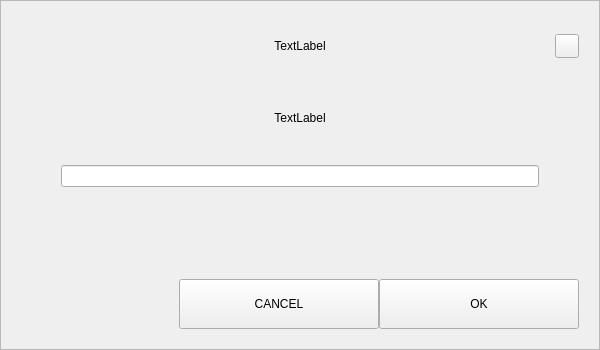
The window that src/qt/pwrb/forms/addnewcontactdialog.ui (PWRB-Project/PWRB) describes before a commit, drawn with Qt 5.
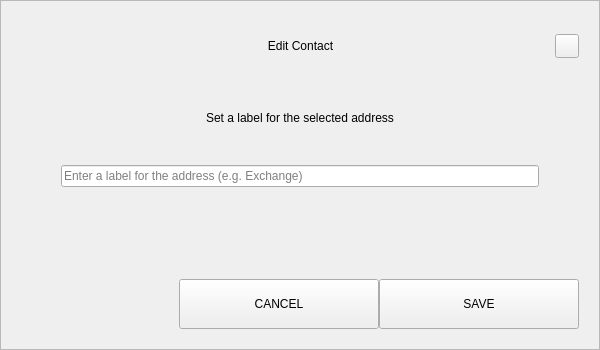
The same window after the commit.

```diff
--- a/src/qt/pwrb/forms/addnewcontactdialog.ui
+++ b/src/qt/pwrb/forms/addnewcontactdialog.ui
@@ -89,7 +89,7 @@
            <string notr="true">padding-left:24px;</string>
           </property>
           <property name="text">
-           <string>TextLabel</string>
+           <string>Edit Contact</string>
           </property>
           <property name="alignment">
            <set>Qt::AlignCenter</set>
@@ -166,7 +166,7 @@
         <item>
          <widget class="QLabel" name="labelMessage">
           <property name="text">
-           <string>TextLabel</string>
+           <string>Set a label for the selected address</string>
           </property>
           <property name="alignment">
            <set>Qt::AlignCenter</set>
@@ -198,7 +198,11 @@
            <number>10</number>
           </property>
           <item>
-           <widget class="QLineEdit" name="lineEditName"/>
+           <widget class="QLineEdit" name="lineEditName">
+            <property name="placeholderText">
+             <string>Enter a label for the address (e.g. Exchange)</string>
+            </property>
+           </widget>
           </item>
          </layout>
         </item>
@@ -263,7 +267,7 @@
            <enum>Qt::NoFocus</enum>
           </property>
           <property name="text">
-           <string>OK</string>
+           <string>SAVE</string>
           </property>
          </widget>
         </item>
```
